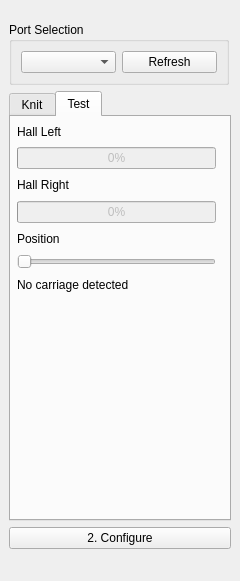
Old version of the form ayab/plugins/ayab_plugin/ayab_options.ui in the repository AllYarnsAreBeautiful/ayab-desktop.
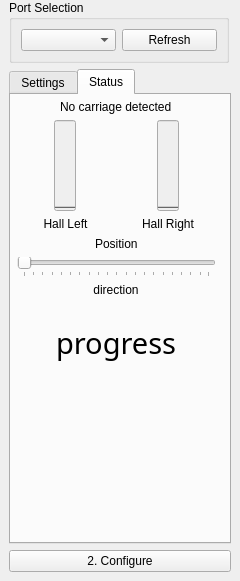
New version of the form. The open tabs and pages were chosen to show the change.

Commit message: Implemented continuous status reporting

Diff of the .ui file:
```diff
--- a/ayab/plugins/ayab_plugin/ayab_options.ui
+++ b/ayab/plugins/ayab_plugin/ayab_options.ui
@@ -36,12 +36,15 @@
   </property>
   <widget class="QWidget" name="ayab_config">
    <property name="sizePolicy">
-    <sizepolicy hsizetype="Preferred" vsizetype="Fixed">
+    <sizepolicy hsizetype="Preferred" vsizetype="Expanding">
      <horstretch>0</horstretch>
      <verstretch>0</verstretch>
     </sizepolicy>
    </property>
    <layout class="QVBoxLayout" name="verticalLayout">
+    <property name="spacing">
+     <number>6</number>
+    </property>
     <property name="topMargin">
      <number>0</number>
     </property>
@@ -103,7 +106,13 @@
        </size>
       </property>
       <property name="currentIndex">
-       <number>0</number>
+       <number>1</number>
+      </property>
+      <property name="documentMode">
+       <bool>false</bool>
+      </property>
+      <property name="tabBarAutoHide">
+       <bool>false</bool>
       </property>
       <widget class="QWidget" name="tab_knit">
        <property name="sizePolicy">
@@ -113,7 +122,7 @@
         </sizepolicy>
        </property>
        <attribute name="title">
-        <string>Knit</string>
+        <string>Settings</string>
        </attribute>
        <widget class="QWidget" name="verticalLayoutWidget">
         <property name="geometry">
@@ -372,7 +381,7 @@
       </widget>
       <widget class="QWidget" name="tab_test">
        <attribute name="title">
-        <string>Test</string>
+        <string>Status</string>
        </attribute>
        <widget class="QWidget" name="verticalLayoutWidget_2">
         <property name="geometry">
@@ -380,61 +389,143 @@
           <x>0</x>
           <y>-1</y>
           <width>211</width>
-          <height>184</height>
+          <height>296</height>
          </rect>
         </property>
         <layout class="QVBoxLayout" name="verticalLayout_4">
          <property name="margin">
           <number>6</number>
          </property>
-         <item>
-          <widget class="QLabel" name="label">
-           <property name="text">
-            <string>Hall Left</string>
+         <property name="topMargin">
+          <number>6</number>
+         </property>
+         <property name="rightMargin">
+          <number>6</number>
+         </property>
+         <property name="bottomMargin">
+          <number>6</number>
+         </property>
+         <item alignment="Qt::AlignHCenter">
+          <widget class="QLabel" name="label_carriage">
+           <property name="sizePolicy">
+            <sizepolicy hsizetype="Preferred" vsizetype="Fixed">
+             <horstretch>0</horstretch>
+             <verstretch>0</verstretch>
+            </sizepolicy>
            </property>
-          </widget>
-         </item>
-         <item>
-          <widget class="QProgressBar" name="progress_hall_l">
-           <property name="enabled">
-            <bool>false</bool>
-           </property>
-           <property name="maximum">
-            <number>1024</number>
-           </property>
-           <property name="value">
-            <number>0</number>
-           </property>
-           <property name="format">
-            <string>%p%</string>
-           </property>
-          </widget>
-         </item>
-         <item>
-          <widget class="QLabel" name="label_2">
            <property name="text">
-            <string>Hall Right</string>
+            <string>No carriage detected</string>
            </property>
           </widget>
          </item>
          <item>
-          <widget class="QProgressBar" name="progress_hall_r">
-           <property name="enabled">
-            <bool>false</bool>
-           </property>
-           <property name="maximum">
-            <number>1024</number>
-           </property>
-           <property name="value">
-            <number>0</number>
-           </property>
-           <property name="format">
-            <string>%p%</string>
-           </property>
-          </widget>
+          <layout class="QHBoxLayout" name="horizontalLayout">
+           <item>
+            <layout class="QVBoxLayout" name="verticalLayout_6">
+             <item alignment="Qt::AlignHCenter">
+              <widget class="QProgressBar" name="progress_hall_l">
+               <property name="enabled">
+                <bool>false</bool>
+               </property>
+               <property name="sizePolicy">
+                <sizepolicy hsizetype="Fixed" vsizetype="Fixed">
+                 <horstretch>0</horstretch>
+                 <verstretch>0</verstretch>
+                </sizepolicy>
+               </property>
+               <property name="maximum">
+                <number>1024</number>
+               </property>
+               <property name="value">
+                <number>0</number>
+               </property>
+               <property name="alignment">
+                <set>Qt::AlignCenter</set>
+               </property>
+               <property name="orientation">
+                <enum>Qt::Vertical</enum>
+               </property>
+               <property name="format">
+                <string>%p%</string>
+               </property>
+              </widget>
+             </item>
+             <item>
+              <widget class="QLabel" name="label">
+               <property name="sizePolicy">
+                <sizepolicy hsizetype="Minimum" vsizetype="Fixed">
+                 <horstretch>0</horstretch>
+                 <verstretch>0</verstretch>
+                </sizepolicy>
+               </property>
+               <property name="text">
+                <string>Hall Left</string>
+               </property>
+               <property name="alignment">
+                <set>Qt::AlignCenter</set>
+               </property>
+              </widget>
+             </item>
+            </layout>
+           </item>
+           <item>
+            <layout class="QVBoxLayout" name="verticalLayout_7">
+             <item alignment="Qt::AlignHCenter">
+              <widget class="QProgressBar" name="progress_hall_r">
+               <property name="enabled">
+                <bool>false</bool>
+               </property>
+               <property name="sizePolicy">
+                <sizepolicy hsizetype="Fixed" vsizetype="Fixed">
+                 <horstretch>0</horstretch>
+                 <verstretch>0</verstretch>
+                </sizepolicy>
+               </property>
+               <property name="maximum">
+                <number>1024</number>
+               </property>
+               <property name="value">
+                <number>0</number>
+               </property>
+               <property name="alignment">
+                <set>Qt::AlignCenter</set>
+               </property>
+               <property name="orientation">
+                <enum>Qt::Vertical</enum>
+               </property>
+               <property name="format">
+                <string>%p%</string>
+               </property>
+              </widget>
+             </item>
+             <item>
+              <widget class="QLabel" name="label_2">
+               <property name="sizePolicy">
+                <sizepolicy hsizetype="Preferred" vsizetype="Fixed">
+                 <horstretch>0</horstretch>
+                 <verstretch>0</verstretch>
+                </sizepolicy>
+               </property>
+               <property name="text">
+                <string>Hall Right</string>
+               </property>
+               <property name="alignment">
+                <set>Qt::AlignCenter</set>
+               </property>
+              </widget>
+             </item>
+            </layout>
+           </item>
+          </layout>
          </item>
-         <item>
+         <item alignment="Qt::AlignHCenter">
           <widget class="QLabel" name="label_7">
+           <property name="sizePolicy">
+            <sizepolicy hsizetype="Expanding" vsizetype="Fixed">
+             <horstretch>0</horstretch>
+             <verstretch>0</verstretch>
+            </sizepolicy>
+           </property>
            <property name="text">
             <string>Position</string>
            </property>
@@ -451,12 +542,40 @@
            <property name="orientation">
             <enum>Qt::Horizontal</enum>
            </property>
+           <property name="tickPosition">
+            <enum>QSlider::TicksBelow</enum>
+           </property>
           </widget>
          </item>
-         <item>
-          <widget class="QLabel" name="label_carriage">
+         <item alignment="Qt::AlignHCenter">
+          <widget class="QLabel" name="label_direction">
+           <property name="sizePolicy">
+            <sizepolicy hsizetype="Minimum" vsizetype="Fixed">
+             <horstretch>0</horstretch>
+             <verstretch>0</verstretch>
+            </sizepolicy>
+           </property>
            <property name="text">
-            <string>No carriage detected</string>
+            <string>direction</string>
+           </property>
+           <property name="alignment">
+            <set>Qt::AlignCenter</set>
+           </property>
+          </widget>
+         </item>
+         <item alignment="Qt::AlignHCenter|Qt::AlignVCenter">
+          <widget class="QLabel" name="label_progress">
+           <property name="font">
+            <font>
+             <family>Sans</family>
+             <pointsize>22</pointsize>
+            </font>
+           </property>
+           <property name="mouseTracking">
+            <bool>false</bool>
+           </property>
+           <property name="text">
+            <string>progress</string>
            </property>
           </widget>
          </item>
```
Left out of the diff: 15 changed lines with no effect on the pictures. The commit also changes 5 other files.
